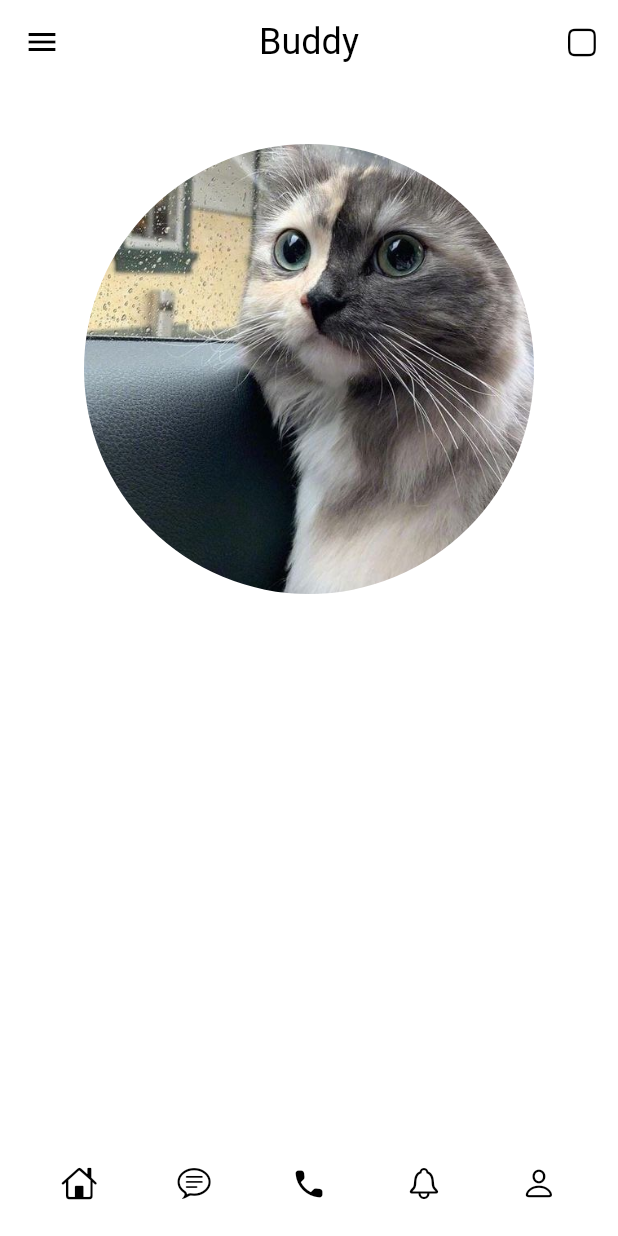
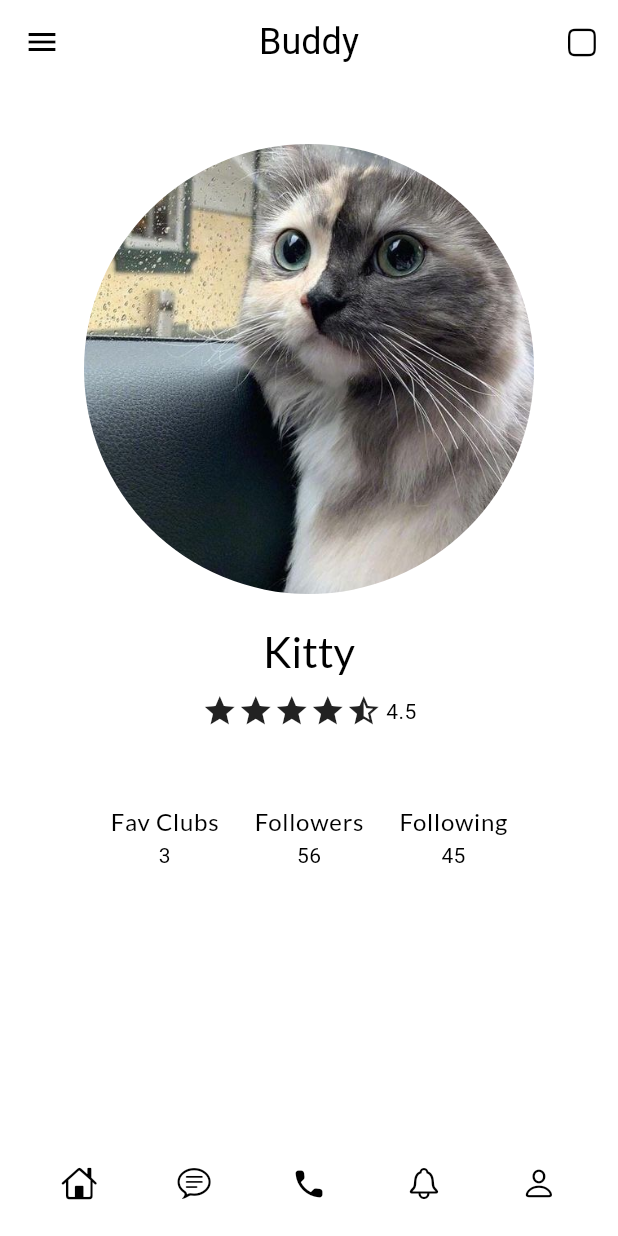
Before and after one commit to whaticecelik/Buddy, a Flutter app: the ProfileScreen screen opened by its route, on a phone screen of 412 x 824 dp. Run offline on Flutter 3.47's test engine with Material 3 defaults, Android fonts, the phone set to English and light mode, and no system bars; our stand-ins replace go_router, google_fonts, lottie; missing offline and left inert: dotlottie_loader.

Commit message:
profil sayfasinda kullancı adi, rating, kulup ve kullanici takip bilgileri eklendi. font eklenip duzenlendi

```diff
--- a/lib/core/themes.dart
+++ b/lib/core/themes.dart
@@ -31,7 +31,8 @@ final lightTheme = ThemeData(
         // fontSize: 32,
         ),
     bodyMedium: GoogleFonts.roboto(),
-    bodyLarge: GoogleFonts.lato(),// club text title
+    bodyLarge: GoogleFonts.lato(
+    ),// member sayısı
     labelSmall: GoogleFonts.roboto(),
     labelMedium: GoogleFonts.lato(),
     labelLarge: GoogleFonts.roboto(),
@@ -39,7 +40,7 @@ final lightTheme = ThemeData(
     titleMedium: GoogleFonts.lato(),
     titleLarge: GoogleFonts.lato(),  // clubların title ı
     headlineSmall: GoogleFonts.novaMono(), // appbar buddy text
-    headlineMedium: GoogleFonts.aBeeZee(), // club member sayısı
+    headlineMedium: GoogleFonts.lato(), // club member sayısı
     headlineLarge: GoogleFonts.aBeeZee(),
     displaySmall: GoogleFonts.novaMono(),
     displayMedium: GoogleFonts.abrilFatface(),
@@ -67,17 +68,18 @@ final darkTheme = ThemeData(
         // fontSize: 32,
         ),
     bodyMedium: GoogleFonts.roboto(),
-    bodyLarge: GoogleFonts.lato(),// club text title
+    bodyLarge: GoogleFonts.lato(
+    ),// member sayısı
     labelSmall: GoogleFonts.roboto(),
     labelMedium: GoogleFonts.lato(),
     labelLarge: GoogleFonts.roboto(),
     titleSmall: GoogleFonts.roboto(),
     titleMedium: GoogleFonts.lato(),
-    titleLarge: GoogleFonts.lato(),  // clubların title ı
+    titleLarge: GoogleFonts.lato(),  // clubların title ı, user name i
     headlineSmall: GoogleFonts.novaMono(), // appbar buddy text
-    headlineMedium: GoogleFonts.aBeeZee(), // club member sayısı
+    headlineMedium: GoogleFonts.lato(), // profildeki takipçi vs
     headlineLarge: GoogleFonts.aBeeZee(),
-    displaySmall: GoogleFonts.novaMono(),
+    displaySmall: GoogleFonts.lato(),
     displayMedium: GoogleFonts.abrilFatface(),
     displayLarge: GoogleFonts.novaMono( // loading screen title's
       fontSize: 80
--- a/lib/screens/profile_screen.dart
+++ b/lib/screens/profile_screen.dart
@@ -83,10 +83,58 @@ class ProfileScreen extends StatelessWidget{
               ),
               ),
             ),
+            Center(
+              child: Column(
+                children: [
+                  SizedBox(height: 20,),
+                  Text("Kitty" , style: Theme.of(context).textTheme.headlineMedium),
+                  SizedBox(height: 10,),
+                  Row(
+                    mainAxisAlignment: MainAxisAlignment.center,
+                    children: [
+                      Icon(Icons.star),
+                      Icon(Icons.star),
+                      Icon(Icons.star),
+                      Icon(Icons.star),
+                      Icon(Icons.star_half),
+                      SizedBox(width: 3,),
+                      Text("4.5")
+
+                    ]
+                    ),
+                ],
+              ),
+            ),
+            Padding(
+
+              padding: EdgeInsets.all(50),
+              child: Row(
+                mainAxisAlignment: MainAxisAlignment.spaceEvenly,
+                children: [
+                  Column(
+                    children: [
+                      Text("Fav Clubs", style: Theme.of(context).textTheme.bodyLarge),
+                      Text("3")
+                    ]
+                  ),
+                  Column(
+                    children: [
+                  Text("Followers", style: Theme.of(context).textTheme.bodyLarge),
+                      Text("56")
+                    ]
+                  ),
+                  Column(
+                    children: [
+                  Text("Following", style: Theme.of(context).textTheme.bodyLarge),
+                      Text("45")
+                    ]
+                  ),
+                ],
+              )
+            ),
           ],
-          //followers vs yi buraya eklicem
+        ),
 
-        ),
 
 
 
```
